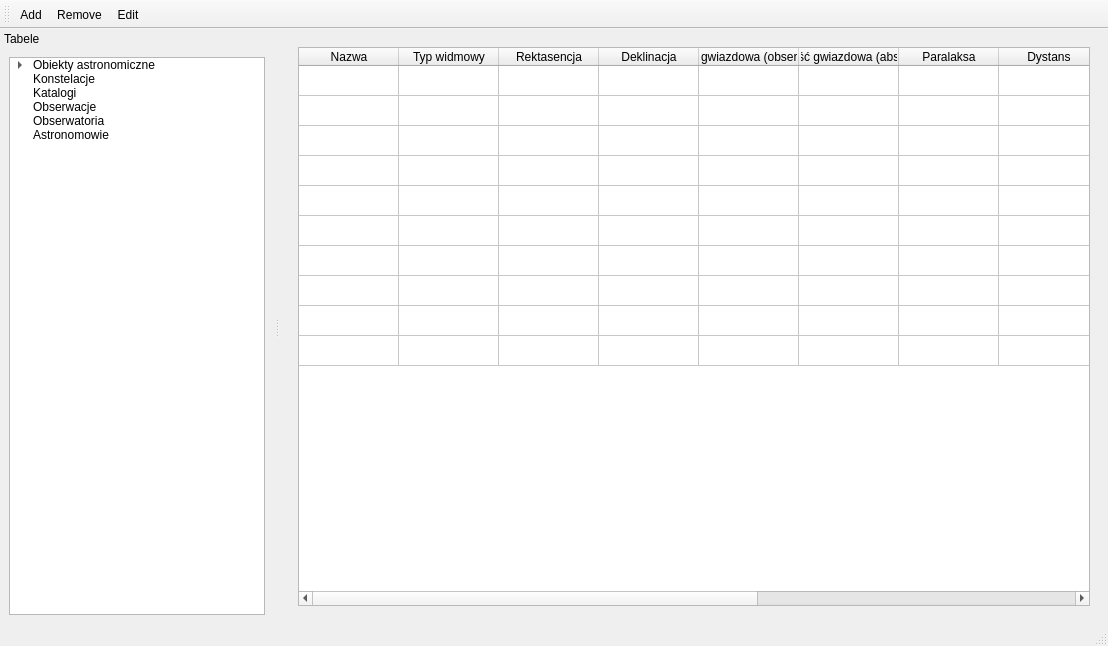
Above: application/gui/mainwindow.ui from Ztrk/database-project before the change. Below: the same form after it.
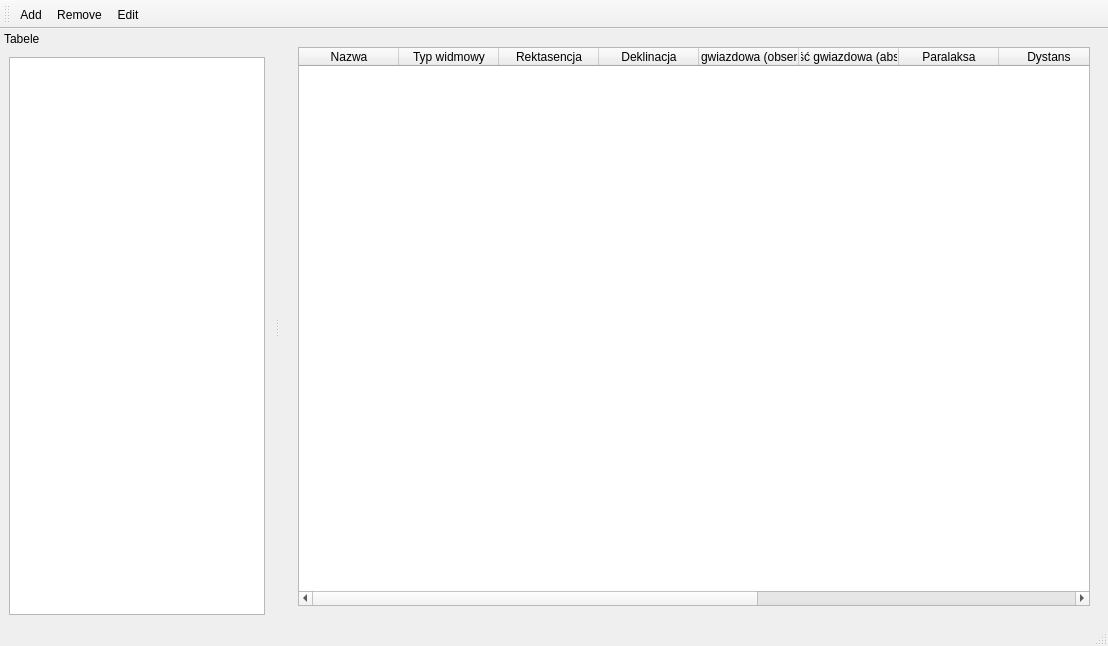
That is the form after the change. The open tabs and pages were chosen to show the change.

```diff
--- a/application/gui/mainwindow.ui
+++ b/application/gui/mainwindow.ui
@@ -249,22 +249,9 @@
        <layout class="QVBoxLayout" name="verticalLayout_11">
         <item>
          <widget class="QTableWidget" name="stars_table">
-          <property name="rowCount">
-           <number>10</number>
-          </property>
           <attribute name="verticalHeaderVisible">
            <bool>false</bool>
           </attribute>
-          <row/>
-          <row/>
-          <row/>
-          <row/>
-          <row/>
-          <row/>
-          <row/>
-          <row/>
-          <row/>
-          <row/>
           <column>
            <property name="text">
             <string>Nazwa</string>
@@ -709,71 +696,6 @@
        <property name="headerHidden">
         <bool>true</bool>
        </property>
-       <column>
-        <property name="text">
-         <string>Tabele</string>
-        </property>
-       </column>
-       <item>
-        <property name="text">
-         <string>Obiekty astronomiczne</string>
-        </property>
-        <item>
-         <property name="text">
-          <string>Małe ciała</string>
-         </property>
-        </item>
-        <item>
-         <property name="text">
-          <string>Sztuczne satelity</string>
-         </property>
-        </item>
-        <item>
-         <property name="text">
-          <string>Roje meteorów</string>
-         </property>
-        </item>
-        <item>
-         <property name="text">
-          <string>Gwiazdy</string>
-         </property>
-        </item>
-        <item>
-         <property name="text">
-          <string>Galaktyki</string>
-         </property>
-        </item>
-        <item>
-         <property name="text">
-          <string>Grupy galaktyk</string>
-         </property>
-        </item>
-       </item>
-       <item>
-        <property name="text">
-         <string>Konstelacje</string>
-        </property>
-       </item>
-       <item>
-        <property name="text">
-         <string>Katalogi</string>
-        </property>
-       </item>
-       <item>
-        <property name="text">
-         <string>Obserwacje</string>
-        </property>
-       </item>
-       <item>
-        <property name="text">
-         <string>Obserwatoria</string>
-        </property>
-       </item>
-       <item>
-        <property name="text">
-         <string>Astronomowie</string>
-        </property>
-       </item>
       </widget>
      </item>
     </layout>
```
Left out of the diff: 121 changed lines with no effect on the pictures.
